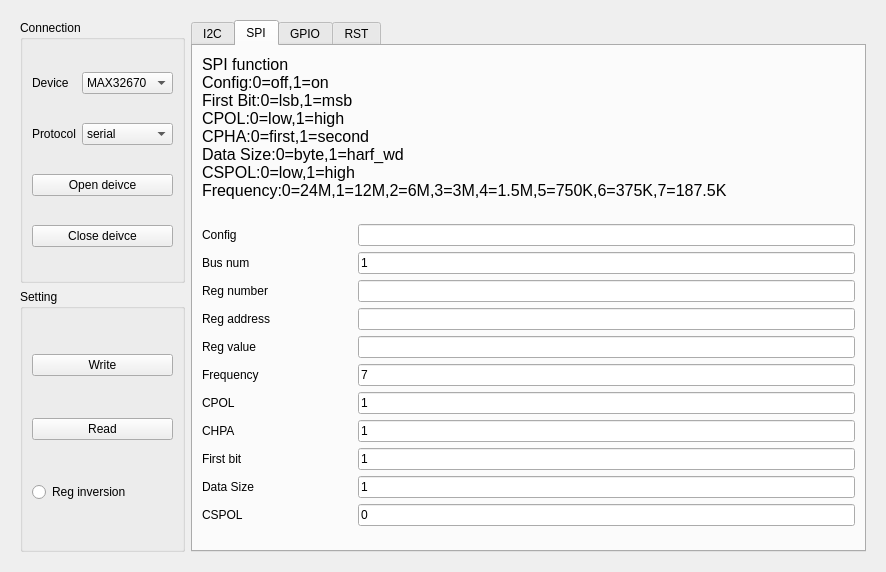
The window that ui/ui_mcuwindow.ui (wangwencd/chip-test) describes before a commit, drawn with Qt 5.
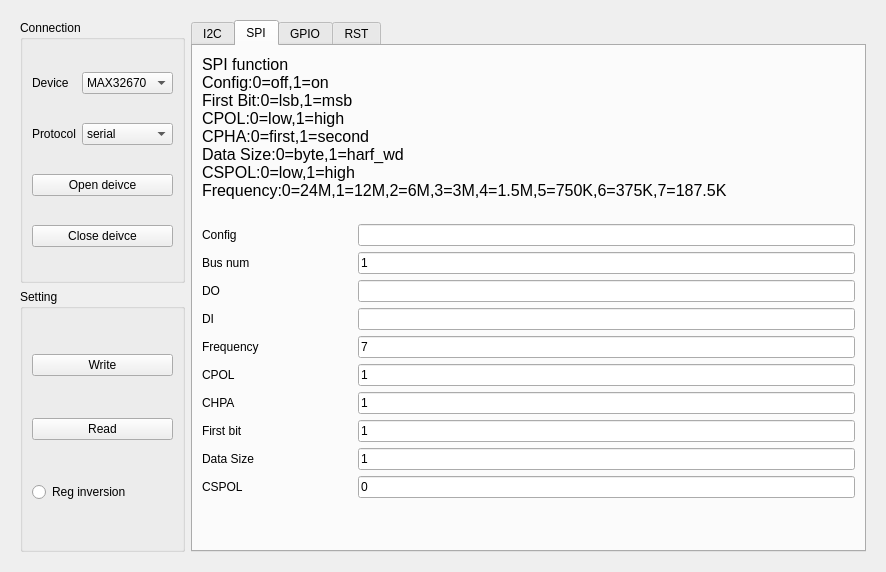
The same window after the commit. The open tabs and pages were chosen to show the change.

Commit message: modify SPI write/read error, optimize SPI UI interface

```diff
--- a/ui/ui_mcuwindow.ui
+++ b/ui/ui_mcuwindow.ui
@@ -522,7 +522,7 @@
            </widget>
           </item>
           <item row="3" column="0">
-           <widget class="QLabel" name="label_20">
+           <widget class="QLabel" name="label_34">
             <property name="minimumSize">
              <size>
               <width>150</width>
@@ -536,7 +536,7 @@
              </size>
             </property>
             <property name="text">
-             <string>Reg number</string>
+             <string>DO</string>
             </property>
            </widget>
           </item>
@@ -548,7 +548,7 @@
            </widget>
           </item>
           <item row="4" column="0">
-           <widget class="QLabel" name="label_34">
+           <widget class="QLabel" name="label_84">
             <property name="minimumSize">
              <size>
               <width>150</width>
@@ -562,7 +562,7 @@
              </size>
             </property>
             <property name="text">
-             <string>Reg address</string>
+             <string>DI</string>
             </property>
            </widget>
           </item>
@@ -574,32 +574,6 @@
            </widget>
           </item>
           <item row="5" column="0">
-           <widget class="QLabel" name="label_84">
-            <property name="minimumSize">
-             <size>
-              <width>150</width>
-              <height>0</height>
-             </size>
-            </property>
-            <property name="maximumSize">
-             <size>
-              <width>200</width>
-              <height>16777215</height>
-             </size>
-            </property>
-            <property name="text">
-             <string>Reg value</string>
-            </property>
-           </widget>
-          </item>
-          <item row="5" column="1">
-           <widget class="QLineEdit" name="lineEdit_SPI_reg_value">
-            <property name="text">
-             <string/>
-            </property>
-           </widget>
-          </item>
-          <item row="6" column="0">
            <widget class="QLabel" name="label_82">
             <property name="minimumSize">
              <size>
@@ -618,14 +592,14 @@
             </property>
            </widget>
           </item>
-          <item row="6" column="1">
+          <item row="5" column="1">
            <widget class="QLineEdit" name="lineEdit_SPI_frequency">
             <property name="text">
              <string>7</string>
             </property>
            </widget>
           </item>
-          <item row="7" column="0">
+          <item row="6" column="0">
            <widget class="QLabel" name="label_83">
             <property name="minimumSize">
              <size>
@@ -644,14 +618,14 @@
             </property>
            </widget>
           </item>
-          <item row="7" column="1">
+          <item row="6" column="1">
            <widget class="QLineEdit" name="lineEdit_SPI_CPOL">
             <property name="text">
              <string>1</string>
             </property>
            </widget>
           </item>
-          <item row="8" column="0">
+          <item row="7" column="0">
            <widget class="QLabel" name="label_85">
             <property name="minimumSize">
              <size>
@@ -670,14 +644,14 @@
             </property>
            </widget>
           </item>
-          <item row="8" column="1">
+          <item row="7" column="1">
            <widget class="QLineEdit" name="lineEdit_SPI_CHPA">
             <property name="text">
              <string>1</string>
             </property>
            </widget>
           </item>
-          <item row="9" column="0">
+          <item row="8" column="0">
            <widget class="QLabel" name="label_86">
             <property name="minimumSize">
              <size>
@@ -696,14 +670,14 @@
             </property>
            </widget>
           </item>
-          <item row="9" column="1">
+          <item row="8" column="1">
            <widget class="QLineEdit" name="lineEdit_SPI_first_bit">
             <property name="text">
              <string>1</string>
             </property>
            </widget>
           </item>
-          <item row="10" column="0">
+          <item row="9" column="0">
            <widget class="QLabel" name="label_87">
             <property name="minimumSize">
              <size>
@@ -722,14 +696,14 @@
             </property>
            </widget>
           </item>
-          <item row="10" column="1">
+          <item row="9" column="1">
            <widget class="QLineEdit" name="lineEdit_SPI_data_size">
             <property name="text">
              <string>1</string>
             </property>
            </widget>
           </item>
-          <item row="11" column="0">
+          <item row="10" column="0">
            <widget class="QLabel" name="label_88">
             <property name="minimumSize">
              <size>
@@ -748,7 +722,7 @@
             </property>
            </widget>
           </item>
-          <item row="11" column="1">
+          <item row="10" column="1">
            <widget class="QLineEdit" name="lineEdit_SPI_CSPOL">
             <property name="text">
              <string>0</string>
```
Left out of the diff: 10 changed lines with no effect on the pictures. The commit also changes 7 other files.
